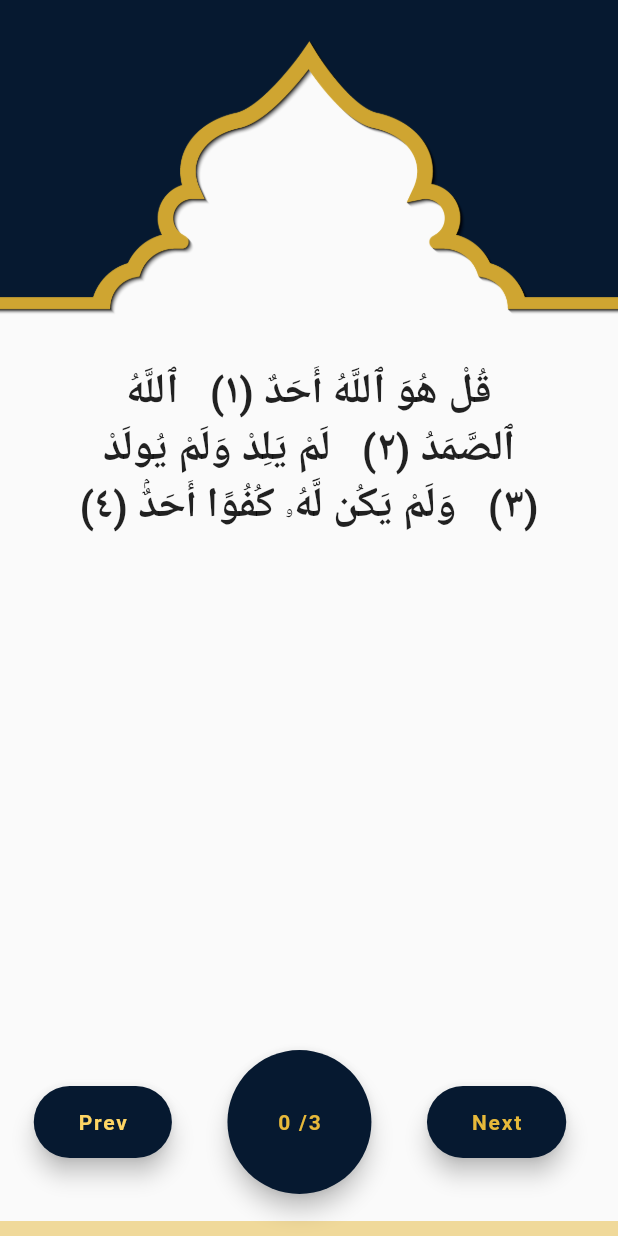
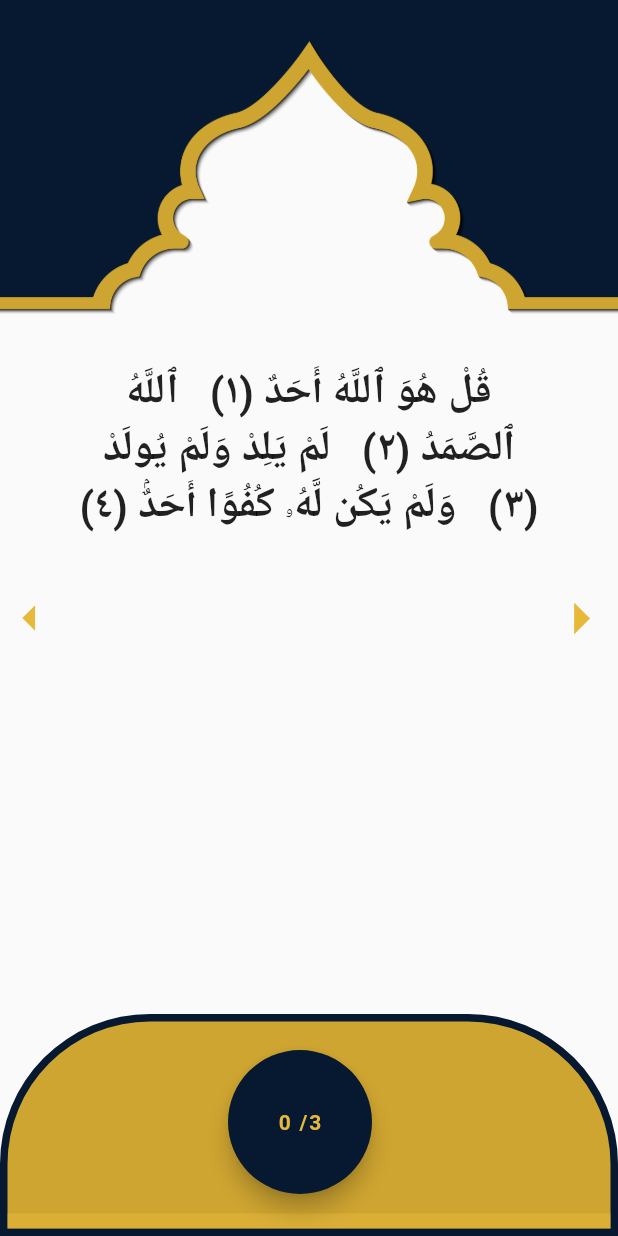
Before and after one commit to aslahmogral/wird_al_latif, a Flutter app: the screen it shows after launch, on a phone screen of 412 x 824 dp. Run offline on Flutter 3.47's test engine with Material 2 defaults, Android fonts, the light colour scheme and no system bars; our stand-ins replace google_fonts; missing offline and left inert: dart:ffi; Roboto replaces fonts that are missing (Amiri).

Commit message:
changed ui

```diff
--- a/lib/home_screen.dart
+++ b/lib/home_screen.dart
@@ -87,31 +87,8 @@ class _HomeScreenState extends State<HomeScreen> {
     return Consumer<WirdProvider>(
         builder: (BuildContext context, wirdData, Widget? child) {
       percentage = nextIndex / wirdData.getWirdList.length * 1;
+      // var percentageBy100 = nextIndex / wirdData.getWirdList.length * 100;
       return Scaffold(
-          // appBar: AppBar(
-          //   title: const Text('Wirdul-Latif '),
-          //   actions: [
-          //     InkWell(
-          //       onDoubleTap: (() {
-          //         setState(() {
-          //           nextIndex = 0;
-          //         });
-          //       }),
-          //       child: Padding(
-          //         padding: const EdgeInsets.all(8.0),
-          //         child: Column(
-          //           children: [
-          //             Text(percentage > 100
-          //                 ? '100.0%'
-          //                 : '${percentage.roundToDouble().toString()}%'),
-          //             Text('Reset')
-          //           ],
-          //         ),
-          //       ),
-          //     )
-          //   ],
-          //   centerTitle: true,
-          // ),
           floatingActionButton: Padding(
             padding: const EdgeInsets.only(left: 20),
             child: SizedBox(
@@ -119,17 +96,20 @@ class _HomeScreenState extends State<HomeScreen> {
               child: Row(
                 mainAxisAlignment: MainAxisAlignment.spaceAround,
                 children: [
-                  FloatingActionButton.extended(
-                      backgroundColor: WirdColors.primaryColor,
-                      onPressed: () {
-                        print(percentage);
+                  // FloatingActionButton.extended(
+                  //     backgroundColor: WirdColors.primaryColor,
+                  //     onPressed: () {
+                  //       print(percentage);
 
-                        prevButtonMethod(wirdData);
-                      },
-                      label: const Text(
-                        '  Prev  ',
-                        style: TextStyle(color: Color.fromARGB(255, 254, 213, 100),fontWeight: FontWeight.bold,),
-                      )),
+                  //       prevButtonMethod(wirdData);
+                  //     },
+                  //     label: const Text(
+                  //       '  <  ',
+                  //       style: TextStyle(
+                  //         color: WirdColors.primaryColor,
+                  //         fontWeight: FontWeight.bold,
+                  //       ),
+                  //     )),
                   FloatingActionButton.large(
                       backgroundColor: WirdColors.primaryColor,
                       onPressed: () {
@@ -139,15 +119,19 @@ class _HomeScreenState extends State<HomeScreen> {
                           endMessage
                               ? 'finished'
                               : '$count /${wirdData.getWirdList[nextIndex].count.toString()}',
-                          style: TextStyle(color: WirdColors.seconderyColor,fontWeight: FontWeight.bold))),
-                  FloatingActionButton.extended(
-                      backgroundColor: WirdColors.primaryColor,
-                      onPressed: () {
-                        print(percentage);
-                        nextButtonMethod(wirdData);
-                      },
-                      label: const Text('  Next  ',
-                          style: TextStyle(color: WirdColors.seconderyColor,fontWeight: FontWeight.bold))),
+                          style: TextStyle(
+                              color: WirdColors.seconderyColor,
+                              fontWeight: FontWeight.bold))),
+                  // FloatingActionButton.extended(
+                  //     backgroundColor: WirdColors.primaryColor,
+                  //     onPressed: () {
+                  //       print(percentage);
+                  //       nextButtonMethod(wirdData);
+                  //     },
+                  //     label: const Text('  Next  ',
+                  //         style: TextStyle(
+                  //             color: WirdColors.seconderyColor,
+                  //             fontWeight: FontWeight.bold))),
                 ],
               ),
             ),
@@ -165,7 +149,9 @@ class _HomeScreenState extends State<HomeScreen> {
             onTap: () {
               countButtonMethod(wirdData);
             },
-            child: Column(
+            child: Stack(
+              children: [
+                Column(
                   children: [
                     Container(
                       // color: Colors.blue,
@@ -184,7 +170,18 @@ class _HomeScreenState extends State<HomeScreen> {
                         child: Column(
                           mainAxisAlignment: MainAxisAlignment.center,
                           children: [
-                        arabicTextWidget(context, wirdData),
+                            Row(
+                              children: [
+                                SizedBox(
+                                  width: 40,
+                                ),
+                                Expanded(
+                                    child: arabicTextWidget(context, wirdData)),
+                                SizedBox(
+                                  width: 40,
+                                ),
+                              ],
+                            ),
                           ],
                         ),
                       ),
@@ -192,6 +189,14 @@ class _HomeScreenState extends State<HomeScreen> {
                     Expanded(
                         flex: 1,
                         child: Container(
+                          // color: Colors.green,
+                          decoration: BoxDecoration(
+                              color: WirdColors.seconderyColorDark,
+                              border: Border.all(
+                                  color: WirdColors.primaryColor, width: 5),
+                              borderRadius: BorderRadius.only(
+                                  topLeft: Radius.circular(100),
+                                  topRight: Radius.circular(100))),
                           width: MediaQuery.of(context).size.width,
                           // color: Colors.orange,
                           child: Column(
@@ -201,7 +206,8 @@ class _HomeScreenState extends State<HomeScreen> {
                                 height: 10,
                                 child: LinearProgressIndicator(
                                   value: percentage,
-                              backgroundColor: WirdColors.seconderyColor.withOpacity(0.5),
+                                  backgroundColor: WirdColors.seconderyColor
+                                      .withOpacity(0.5),
                                   valueColor: AlwaysStoppedAnimation(
                                       WirdColors.primaryColor),
                                 ),
@@ -210,6 +216,39 @@ class _HomeScreenState extends State<HomeScreen> {
                           ),
                         ))
                     // Expanded(child: SizedBox())
+                  ],
+                ),
+                Align(
+                  alignment: Alignment.center,
+                  child: Container(
+                    // color: Colors.green,
+                    child: Row(
+                      children: [
+                        InkWell(
+                          onTap: () => prevButtonMethod(wirdData),
+                          child: Container(
+                            child: Icon(
+                              Icons.arrow_left,
+                              size: 40,
+                              color: WirdColors.seconderyColor,
+                            ),
+                          ),
+                        ),
+                        Expanded(child: SizedBox()),
+                        InkWell(
+                          onTap: () => nextButtonMethod(wirdData),
+                          child: Container(
+                            child: Icon(
+                              Icons.arrow_right,
+                              size: 50,
+                              color: WirdColors.seconderyColor,
+                            ),
+                          ),
+                        ),
+                      ],
+                    ),
+                  ),
+                ),
               ],
             ),
           ));
@@ -232,14 +271,12 @@ class _HomeScreenState extends State<HomeScreen> {
                       fontWeight: FontWeight.bold,
                       fontSize: 35,
                     ))
-                : Text(
-                    wirdData.getWirdList[nextIndex].arabic,
+                : Text(wirdData.getWirdList[nextIndex].arabic,
                     textAlign: TextAlign.center,
-                    style: GoogleFonts.amiri(fontWeight: FontWeight.bold,
+                    style: GoogleFonts.amiri(
+                      fontWeight: FontWeight.bold,
                       fontSize: 28,
-                      )
-
-                  ),
+                    )),
           ),
         ),
       ),
--- a/lib/utils/colors.dart
+++ b/lib/utils/colors.dart
@@ -3,5 +3,5 @@ import 'package:flutter/widgets.dart';
 class WirdColors {
   static const primaryColor = Color(0xff061930);
   static const seconderyColor = Color.fromARGB(255, 231, 185, 58);
-
+  static const seconderyColorDark = Color(0xffcfa531);
 }
```
Also changed, not shown: lib/main.dart (+0 -8 lines), lib/widgets/icon_button.dart (added, +30 -0 lines). Lines whose indentation alone changed are shown as unchanged.
